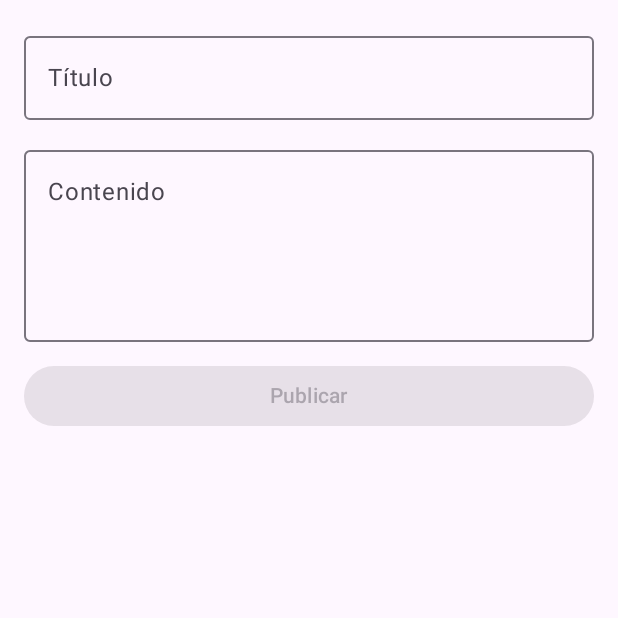
After one commit to pcoronado-dev/MuroCampus, an Android app built with Jetpack Compose: the composable PantallaCrear shown on its own in the app's theme, on a phone screen of 412 x 824 dp, the top half of it. The commit adds this screen. Run offline under Robolectric (Android 15) with nearby library versions, the phone set to English and light mode, and no system bars.

Commit message:
feat(crear): publica una nueva publicacion con POST y Body

```diff
--- /dev/null
+++ b/app/src/main/java/com/coronado/murocampus/ui/PantallaCrear.kt
@@ -0,0 +1,43 @@
+package com.coronado.murocampus.ui
+
+import androidx.compose.foundation.layout.*
+import androidx.compose.material3.*
+import androidx.compose.runtime.*
+import androidx.compose.runtime.saveable.rememberSaveable
+import androidx.compose.ui.Modifier
+import androidx.compose.ui.unit.dp
+import androidx.lifecycle.compose.collectAsStateWithLifecycle
+import com.coronado.murocampus.viewmodel.PostsViewModel
+import com.coronado.murocampus.viewmodel.UiState
+
+@Composable
+fun PantallaCrear(vm: PostsViewModel, modifier: Modifier = Modifier) {
+    val estado by vm.crear.collectAsStateWithLifecycle()
+    var titulo by rememberSaveable { mutableStateOf("") }
+    var texto by rememberSaveable { mutableStateOf("") }
+
+    LaunchedEffect(Unit) { vm.limpiarCrear() }
+    LaunchedEffect(estado) {
+        if (estado is UiState.Exito) { titulo = ""; texto = "" }
+    }
+
+    Column(modifier.padding(16.dp), verticalArrangement = Arrangement.spacedBy(12.dp)) {
+        OutlinedTextField(titulo, { titulo = it }, label = { Text("Título") },
+            modifier = Modifier.fillMaxWidth())
+        OutlinedTextField(texto, { texto = it }, label = { Text("Contenido") },
+            modifier = Modifier.fillMaxWidth(), minLines = 4)
+        Button(
+            onClick = { vm.publicar(titulo, texto) },
+            enabled = titulo.isNotBlank() && texto.isNotBlank() && estado !is UiState.Cargando,
+            modifier = Modifier.fillMaxWidth()
+        ) { Text("Publicar") }
+
+        when (val e = estado) {
+            null -> {}
+            UiState.Cargando -> CircularProgressIndicator()
+            is UiState.Exito -> Text("Publicado con id ${e.datos.id}",
+                color = MaterialTheme.colorScheme.primary)
+            is UiState.Error -> Text(e.mensaje, color = MaterialTheme.colorScheme.error)
+        }
+    }
+}
```
Also changed, not shown: app/src/main/java/com/coronado/murocampus/MainActivity.kt (+23 -24 lines), app/src/main/java/com/coronado/murocampus/viewmodel/PostsViewModel.kt (+19 -4 lines).
